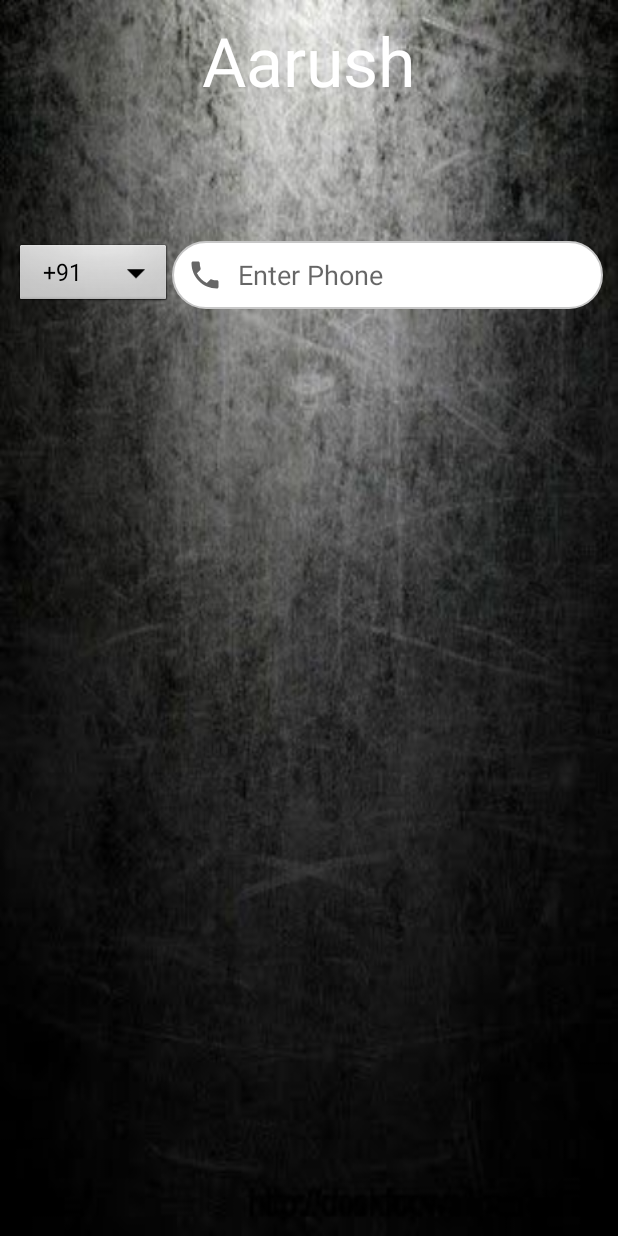
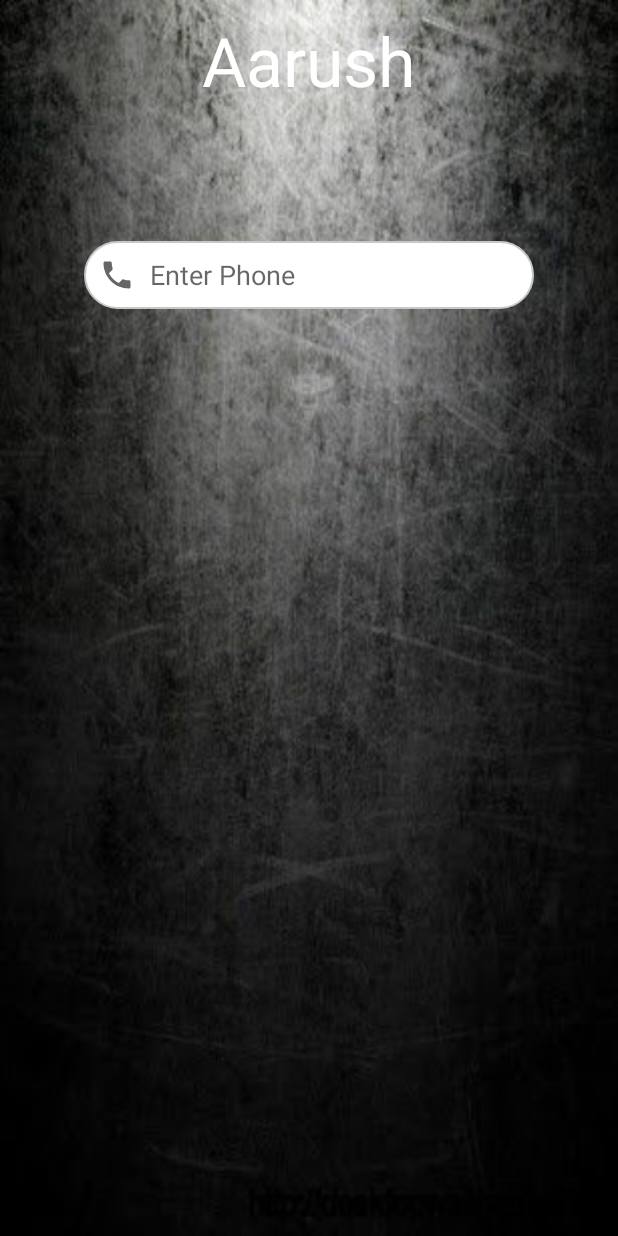
Before and after one commit to Aarush02/AarushFragNavigation, an Android app: the AarushSignUpActivity screen opened directly, with no data from a screen before it, on a phone screen of 412 x 824 dp. Run offline under Robolectric (Android 15) with nearby library versions, the phone set to English and light mode, and no system bars; our stand-ins replace Firebase (no records; nobody signed in at launch, a user with empty details on screens opened directly).

```diff
--- a/app/src/main/java/com/example/aarushfragnavigation/AarushSignUpActivity.java
+++ b/app/src/main/java/com/example/aarushfragnavigation/AarushSignUpActivity.java
@@ -6,6 +6,7 @@ import androidx.appcompat.app.AppCompatActivity;
 import android.app.ProgressDialog;
 import android.content.Intent;
 import android.os.Bundle;
+import android.util.Log;
 import android.view.KeyEvent;
 import android.view.View;
 import android.widget.ArrayAdapter;
@@ -29,7 +30,6 @@ import com.google.firebase.auth.PhoneAuthProvider;
 import java.util.concurrent.TimeUnit;
 
 public class AarushSignUpActivity extends AppCompatActivity implements View.OnClickListener {
-    private Spinner dropdown;
     private EditText editTextPhone;
     private EditText editTextotp;
     private ProgressDialog progressDialog;
@@ -41,14 +41,11 @@ public class AarushSignUpActivity extends AppCompatActivity implements View.OnCl
     protected void onCreate(Bundle savedInstanceState) {
         super.onCreate(savedInstanceState);
         setContentView(R.layout.activity_aarush_sign_up);
-        dropdown = findViewById(R.id.spinner_country_code);
-        String[] items = new String[]{"+91"};
-        ArrayAdapter<String> adapter = new ArrayAdapter<>(this, android.R.layout.simple_spinner_dropdown_item, items);
-        dropdown.setAdapter(adapter);
         editTextPhone = findViewById(R.id.edit_text_phone);
         editTextotp = findViewById(R.id.edit_text_otp);
         mAuth = FirebaseAuth.getInstance();
         buttonSend = findViewById(R.id.button_send);
+        progressDialog = new ProgressDialog(this);
         Intent intent = getIntent();
         String phone = intent.getStringExtra("phone");
         sendVerificationCode(phone);
@@ -58,6 +55,12 @@ public class AarushSignUpActivity extends AppCompatActivity implements View.OnCl
                 if (v.length()==10)
                 {
                     buttonSend.setVisibility(View.VISIBLE);
+                    getPhoneNumber();
+                    return true;
+                }
+                if (v.length()<10)
+                {
+                    buttonSend.setVisibility(View.GONE);
                     return true;
                 }
                 return true;
@@ -72,12 +75,12 @@ public class AarushSignUpActivity extends AppCompatActivity implements View.OnCl
         if(phone.isEmpty() || phone.length() < 10){
             editTextPhone.setError("Enter a valid mobile");
             editTextPhone.requestFocus();
-            return;
         }
+        sendVerificationCode(phone);
     }
     private void sendVerificationCode(String mobile) {
         PhoneAuthProvider.getInstance().verifyPhoneNumber(
-                dropdown.toString() + mobile,
+                "+91" + mobile,
                 60,
                 TimeUnit.SECONDS,
                 TaskExecutors.MAIN_THREAD,
@@ -117,6 +120,7 @@ public class AarushSignUpActivity extends AppCompatActivity implements View.OnCl
     };
 
     private void verifyVerificationCode(String otp) {
+        editTextotp.setVisibility(View.VISIBLE);
         String code = editTextotp.getText().toString().trim();
         if (code.isEmpty() || code.length() < 6) {
             editTextotp.setError("Enter valid code");
@@ -132,6 +136,7 @@ public class AarushSignUpActivity extends AppCompatActivity implements View.OnCl
                     @Override
                     public void onComplete(@NonNull Task<AuthResult> task) {
                         if (task.isSuccessful()) {
+                            progressDialog.dismiss();
                             //verification successful we will start the profile activity
                             Intent intent = new Intent(AarushSignUpActivity.this, MainActivity.class);
                             intent.setFlags(Intent.FLAG_ACTIVITY_NEW_TASK | Intent.FLAG_ACTIVITY_CLEAR_TASK);
--- a/app/src/main/res/layout/activity_aarush_sign_up.xml
+++ b/app/src/main/res/layout/activity_aarush_sign_up.xml
@@ -29,20 +29,14 @@
         android:layout_height="wrap_content"
         android:padding="10sp"
         android:layout_below="@+id/relative_tview"
-        android:layout_marginTop="70dp">
-        <Spinner
-            android:id="@+id/spinner_country_code"
-            android:layout_width="wrap_content"
-            android:layout_height="45dp"
-            android:background="@android:drawable/btn_dropdown"
-            android:spinnerMode="dropdown"
-            android:popupBackground="#c7c7c7"/>
+        android:layout_marginTop="70dp"
+        android:gravity="center">
+
 
         <EditText
             android:id="@+id/edit_text_phone"
-            android:layout_width="match_parent"
+            android:layout_width="300sp"
             android:layout_height="45sp"
-            android:layout_toEndOf="@+id/spinner_country_code"
             android:background="@drawable/edit_text"
             android:hint="Enter Phone"
             android:drawableStart="@drawable/ic_baseline_phone_24"
@@ -55,32 +49,11 @@
 
     </RelativeLayout>
     <RelativeLayout
-        android:id="@+id/relative_btnview"
+        android:id="@+id/relative_otpview"
         android:layout_width="match_parent"
         android:layout_height="wrap_content"
         android:padding="10sp"
         android:layout_below="@+id/relative_phnview"
-        android:layout_marginTop="20sp"
-        android:gravity="right">
-        <Button
-            android:id="@+id/button_send"
-            android:layout_width="70sp"
-            android:layout_height="70sp"
-            android:drawableStart="@drawable/ic_baseline_send_24"
-            android:background="@drawable/edit_text"
-            android:padding="18sp"
-            android:visibility="gone"/>
-
-
-
-
-    </RelativeLayout>
-    <RelativeLayout
-        android:id="@+id/relative_otpview"
-        android:layout_width="match_parent"
-        android:layout_height="wrap_content"
-        android:padding="10sp"
-        android:layout_below="@+id/relative_btnview"
         android:layout_marginTop="20dp"
         android:gravity="center">
 
@@ -98,6 +71,28 @@
 
 
     </RelativeLayout>
+    <RelativeLayout
+        android:id="@+id/relative_btnview"
+        android:layout_width="match_parent"
+        android:layout_height="wrap_content"
+        android:padding="10sp"
+        android:layout_below="@+id/relative_otpview"
+        android:layout_marginTop="20sp"
+        android:gravity="center">
+        <Button
+            android:id="@+id/button_send"
+            android:layout_width="70sp"
+            android:layout_height="70sp"
+            android:drawableStart="@drawable/ic_baseline_send_24"
+            android:background="@drawable/edit_text"
+            android:padding="18sp"
+            android:visibility="gone"/>
+
+
+
+
+    </RelativeLayout>
+
 
 
 
```
